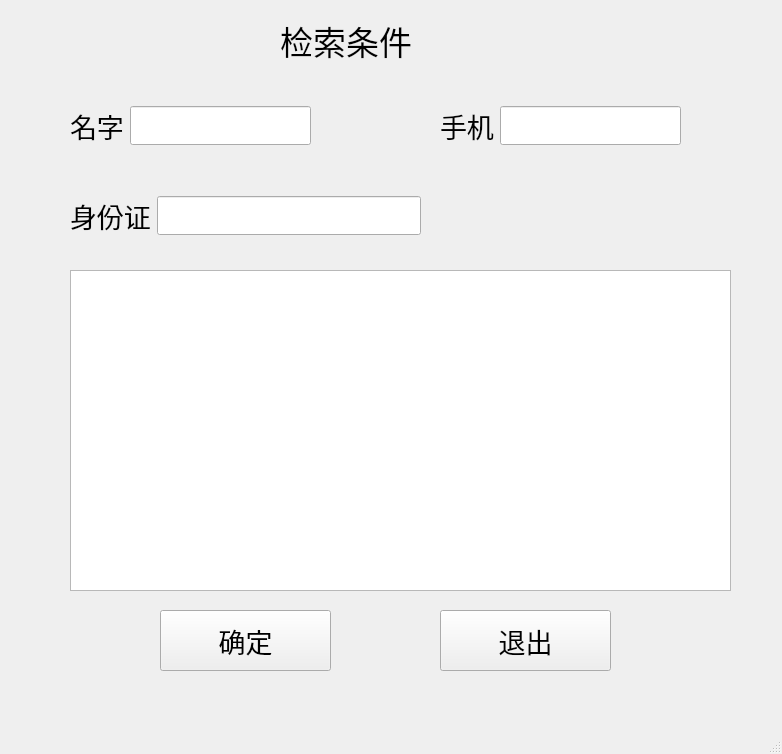
The window that UI/inquire.ui (DefJia/TCM-Retrieval-System) describes before a commit, drawn with Qt 5.
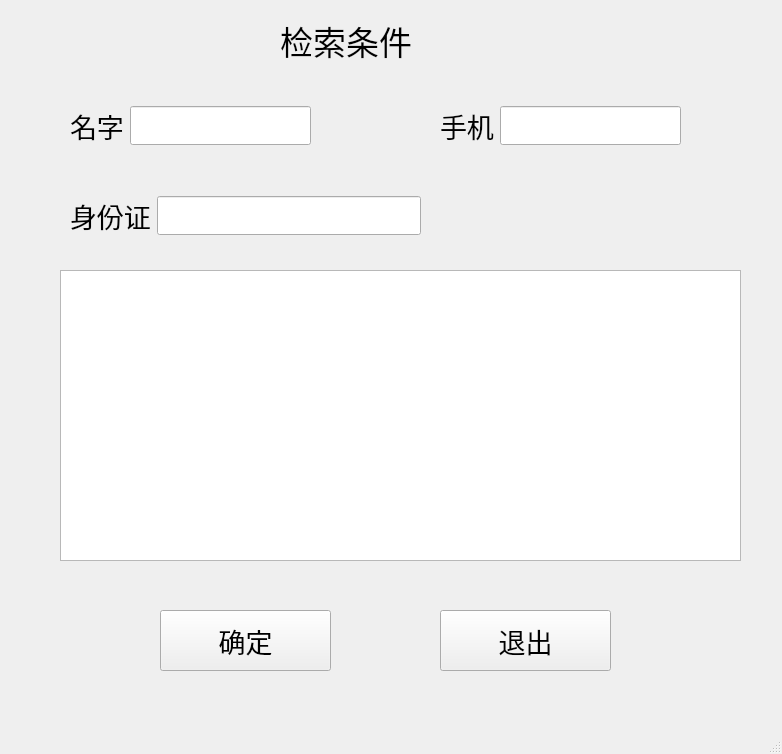
The same window after the commit.

Patch:
```diff
--- a/UI/inquire.ui
+++ b/UI/inquire.ui
@@ -131,16 +131,6 @@
      <string>检索条件</string>
     </property>
    </widget>
-   <widget class="QTableView" name="tableView">
-    <property name="geometry">
-     <rect>
-      <x>70</x>
-      <y>270</y>
-      <width>661</width>
-      <height>321</height>
-     </rect>
-    </property>
-   </widget>
    <widget class="QPushButton" name="RButtonYes">
     <property name="geometry">
      <rect>
@@ -177,6 +167,16 @@
      <string>退出</string>
     </property>
    </widget>
+   <widget class="QTableWidget" name="tableWidget">
+    <property name="geometry">
+     <rect>
+      <x>60</x>
+      <y>270</y>
+      <width>681</width>
+      <height>291</height>
+     </rect>
+    </property>
+   </widget>
   </widget>
   <widget class="QMenuBar" name="menubar">
    <property name="geometry">
```
